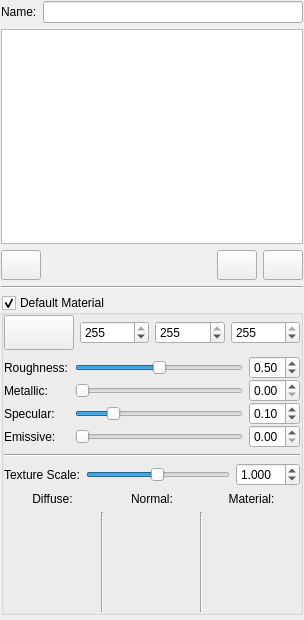
First picture: the form in Source/TIMEditor/MeshEditor.ui, repository williamallas/TIMEngine2, before the edit.
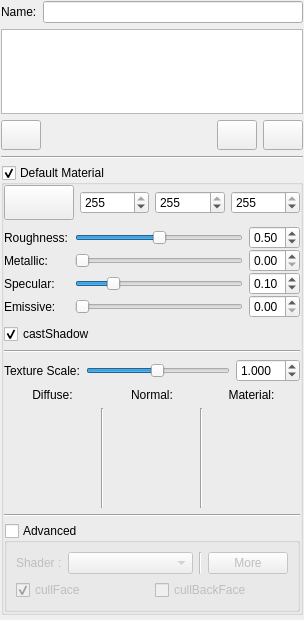
Second picture: the form after the edit. Icons and pictures are not drawn.

What changed in the file:
```diff
--- a/Source/TIMEditor/MeshEditor.ui
+++ b/Source/TIMEditor/MeshEditor.ui
@@ -378,6 +378,16 @@
         </item>
        </layout>
       </item>
+      <item>
+       <widget class="QCheckBox" name="castShadow">
+        <property name="text">
+         <string>castShadow</string>
+        </property>
+        <property name="checked">
+         <bool>true</bool>
+        </property>
+       </widget>
+      </item>
       <item>
        <widget class="Line" name="line">
         <property name="orientation">
@@ -560,6 +570,89 @@
         </item>
        </layout>
       </item>
+      <item>
+       <widget class="Line" name="line_6">
+        <property name="orientation">
+         <enum>Qt::Horizontal</enum>
+        </property>
+       </widget>
+      </item>
+      <item>
+       <widget class="QGroupBox" name="advancedMaterial">
+        <property name="title">
+         <string>Advanced</string>
+        </property>
+        <property name="checkable">
+         <bool>true</bool>
+        </property>
+        <property name="checked">
+         <bool>false</bool>
+        </property>
+        <layout class="QVBoxLayout" name="verticalLayout_2">
+         <item>
+          <layout class="QHBoxLayout" name="horizontalLayout_7">
+           <item>
+            <widget class="QLabel" name="label_7">
+             <property name="sizePolicy">
+              <sizepolicy hsizetype="Maximum" vsizetype="Preferred">
+               <horstretch>0</horstretch>
+               <verstretch>0</verstretch>
+              </sizepolicy>
+             </property>
+             <property name="text">
+              <string>Shader :</string>
+             </property>
+            </widget>
+           </item>
+           <item>
+            <widget class="QComboBox" name="shaderList"/>
+           </item>
+           <item>
+            <widget class="Line" name="line_5">
+             <property name="orientation">
+              <enum>Qt::Vertical</enum>
+             </property>
+            </widget>
+           </item>
+           <item>
+            <widget class="QPushButton" name="moreAdvancedMat">
+             <property name="sizePolicy">
+              <sizepolicy hsizetype="Maximum" vsizetype="Fixed">
+               <horstretch>0</horstretch>
+               <verstretch>0</verstretch>
+              </sizepolicy>
+             </property>
+             <property name="text">
+              <string>More</string>
+             </property>
+            </widget>
+           </item>
+          </layout>
+         </item>
+         <item>
+          <layout class="QHBoxLayout" name="horizontalLayout_6">
+           <item>
+            <widget class="QCheckBox" name="cullFace">
+             <property name="text">
+              <string>cullFace</string>
+             </property>
+             <property name="checked">
+              <bool>true</bool>
+             </property>
+            </widget>
+           </item>
+           <item>
+            <widget class="QCheckBox" name="cullBackFace">
+             <property name="text">
+              <string>cullBackFace</string>
+             </property>
+            </widget>
+           </item>
+          </layout>
+         </item>
+        </layout>
+       </widget>
+      </item>
      </layout>
     </widget>
    </item>
```
Left out of the diff: 90 changed lines with no effect on the pictures.
